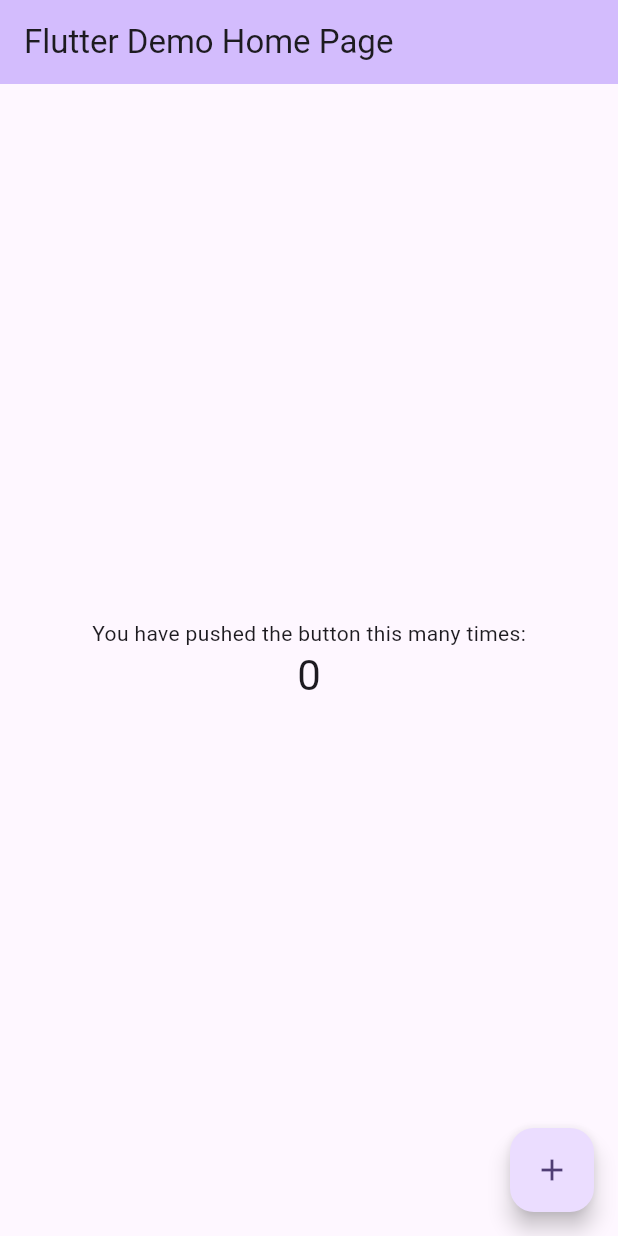
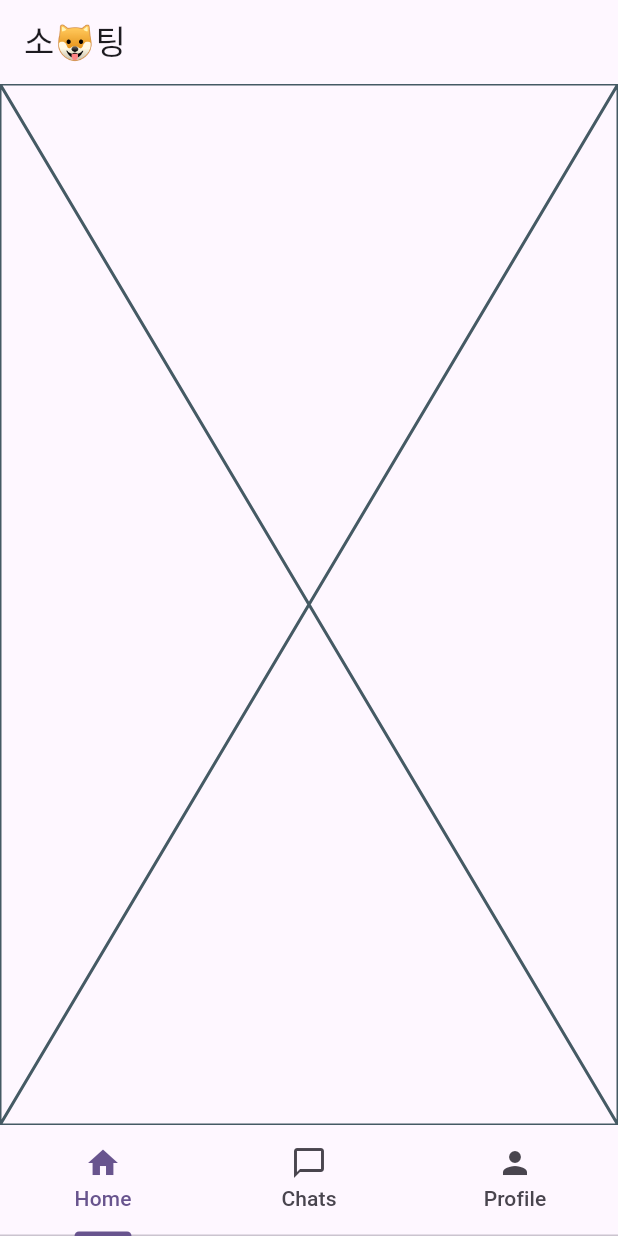
Before and after one commit to j0527/KPLJ, a Flutter app: the screen it shows after launch, on a phone screen of 412 x 824 dp. Run offline on Flutter 3.47's test engine with Material 2 defaults, Android fonts, the phone set to English and light mode, and no system bars.

Commit message:
Tab Bar 생성

```diff
--- /dev/null
+++ b/lib/home.dart
@@ -0,0 +1,16 @@
+import 'package:blind_dating/homewidget.dart';
+import 'package:flutter/material.dart';
+
+class Home extends StatelessWidget {
+  const Home({super.key});
+
+  @override
+  Widget build(BuildContext context) {
+    return Scaffold(
+      appBar: AppBar(
+        title: const Text("소🐶팅"),
+      ),
+      body: const HomeWidget(),
+    );
+  }
+}
--- /dev/null
+++ b/lib/homewidget.dart
@@ -0,0 +1,74 @@
+import 'package:blind_dating/view/chats.dart';
+import 'package:blind_dating/view/mainpage.dart';
+import 'package:blind_dating/view/profile.dart';
+import 'package:flutter/material.dart';
+
+class HomeWidget extends StatefulWidget {
+  const HomeWidget({super.key});
+
+  @override
+  State<HomeWidget> createState() => _HomeWidgetState();
+}
+
+class _HomeWidgetState extends State<HomeWidget> with SingleTickerProviderStateMixin{
+
+  // property
+  late TabController tabController;
+
+  @override
+  void initState() {
+    super.initState();
+    tabController = TabController(length: 3, vsync: this);
+    // tabController = TabController(length: 3, vsync: this);
+  }
+
+  @override
+  void dispose() {
+    tabController.dispose();
+    super.dispose();
+  }
+
+  @override
+  Widget build(BuildContext context) {
+    return Scaffold(
+      body: TabBarView(
+        controller: tabController,
+        children: const [
+          MainPage(),      // 태영 메인 페이지
+          Chats(),         // 진 채팅 페이지
+          Profile()        // ?? 프로필 페이지
+        ]
+      ),
+      // 화면 하단 탭바 설정
+      bottomNavigationBar: TabBar(
+        controller: tabController,
+        tabs: const [
+          Tab(
+            icon: Icon(
+              Icons.home
+            ),
+            text: "Home",
+          ),
+          // Tab(
+          //   icon: Icon(
+          //     Icons.favorite
+          //   ),
+          //   text: "",
+          // ),
+          Tab(
+            icon: Icon(
+              Icons.chat_bubble_outline
+            ),
+            text: "Chats",
+          ),
+          Tab(
+            icon: Icon(
+              Icons.person
+            ),
+            text: "Profile",
+          )
+        ],
+      ),
+    );
+  }
+}
--- a/lib/main.dart
+++ b/lib/main.dart
@@ -1,3 +1,4 @@
+import 'package:blind_dating/home.dart';
 import 'package:flutter/material.dart';
 
 void main() {
@@ -7,119 +8,15 @@ void main() {
 class MyApp extends StatelessWidget {
   const MyApp({super.key});
 
-  // This widget is the root of your application.
   @override
   Widget build(BuildContext context) {
     return MaterialApp(
       title: 'Flutter Demo',
       theme: ThemeData(
-        // This is the theme of your application.
-        //
-        // TRY THIS: Try running your application with "flutter run". You'll see
-        // the application has a blue toolbar. Then, without quitting the app,
-        // try changing the seedColor in the colorScheme below to Colors.green
-        // and then invoke "hot reload" (save your changes or press the "hot
-        // reload" button in a Flutter-supported IDE, or press "r" if you used
-        // the command line to start the app).
-        //
-        // Notice that the counter didn't reset back to zero; the application
-        // state is not lost during the reload. To reset the state, use hot
-        // restart instead.
-        //
-        // This works for code too, not just values: Most code changes can be
-        // tested with just a hot reload.
         colorScheme: ColorScheme.fromSeed(seedColor: Colors.deepPurple),
         useMaterial3: true,
       ),
-      home: const MyHomePage(title: 'Flutter Demo Home Page'),
+      home: const Home(),
     );
   }
 }
-
-class MyHomePage extends StatefulWidget {
-  const MyHomePage({super.key, required this.title});
-
-  // This widget is the home page of your application. It is stateful, meaning
-  // that it has a State object (defined below) that contains fields that affect
-  // how it looks.
-
-  // This class is the configuration for the state. It holds the values (in this
-  // case the title) provided by the parent (in this case the App widget) and
-  // used by the build method of the State. Fields in a Widget subclass are
-  // always marked "final".
-
-  final String title;
-
-  @override
-  State<MyHomePage> createState() => _MyHomePageState();
-}
-
-class _MyHomePageState extends State<MyHomePage> {
-  int _counter = 0;
-
-  void _incrementCounter() {
-    setState(() {
-      // This call to setState tells the Flutter framework that something has
-      // changed in this State, which causes it to rerun the build method below
-      // so that the display can reflect the updated values. If we changed
-      // _counter without calling setState(), then the build method would not be
-      // called again, and so nothing would appear to happen.
-      _counter++;
-    });
-  }
-
-  @override
-  Widget build(BuildContext context) {
-    // This method is rerun every time setState is called, for instance as done
-    // by the _incrementCounter method above.
-    //
-    // The Flutter framework has been optimized to make rerunning build methods
-    // fast, so that you can just rebuild anything that needs updating rather
-    // than having to individually change instances of widgets.
-    return Scaffold(
-      appBar: AppBar(
-        // TRY THIS: Try changing the color here to a specific color (to
-        // Colors.amber, perhaps?) and trigger a hot reload to see the AppBar
-        // change color while the other colors stay the same.
-        backgroundColor: Theme.of(context).colorScheme.inversePrimary,
-        // Here we take the value from the MyHomePage object that was created by
-        // the App.build method, and use it to set our appbar title.
-        title: Text(widget.title),
-      ),
-      body: Center(
-        // Center is a layout widget. It takes a single child and positions it
-        // in the middle of the parent.
-        child: Column(
-          // Column is also a layout widget. It takes a list of children and
-          // arranges them vertically. By default, it sizes itself to fit its
-          // children horizontally, and tries to be as tall as its parent.
-          //
-          // Column has various properties to control how it sizes itself and
-          // how it positions its children. Here we use mainAxisAlignment to
-          // center the children vertically; the main axis here is the vertical
-          // axis because Columns are vertical (the cross axis would be
-          // horizontal).
-          //
-          // TRY THIS: Invoke "debug painting" (choose the "Toggle Debug Paint"
-          // action in the IDE, or press "p" in the console), to see the
-          // wireframe for each widget.
-          mainAxisAlignment: MainAxisAlignment.center,
-          children: <Widget>[
-            const Text(
-              'You have pushed the button this many times:',
-            ),
-            Text(
-              '$_counter',
-              style: Theme.of(context).textTheme.headlineMedium,
-            ),
-          ],
-        ),
-      ),
-      floatingActionButton: FloatingActionButton(
-        onPressed: _incrementCounter,
-        tooltip: 'Increment',
-        child: const Icon(Icons.add),
-      ), // This trailing comma makes auto-formatting nicer for build methods.
-    );
-  }
-}
--- /dev/null
+++ b/lib/view/chats.dart
@@ -0,0 +1,10 @@
+import 'package:flutter/material.dart';
+
+class Chats extends StatelessWidget {
+  const Chats({super.key});
+
+  @override
+  Widget build(BuildContext context) {
+    return const Placeholder();
+  }
+}
--- /dev/null
+++ b/lib/view/mainpage.dart
@@ -0,0 +1,10 @@
+import 'package:flutter/material.dart';
+
+class MainPage extends StatelessWidget {
+  const MainPage({super.key});
+
+  @override
+  Widget build(BuildContext context) {
+    return const Placeholder();
+  }
+}
--- /dev/null
+++ b/lib/view/profile.dart
@@ -0,0 +1,10 @@
+import 'package:flutter/material.dart';
+
+class Profile extends StatelessWidget {
+  const Profile({super.key});
+
+  @override
+  Widget build(BuildContext context) {
+    return const Placeholder();
+  }
+}
```
